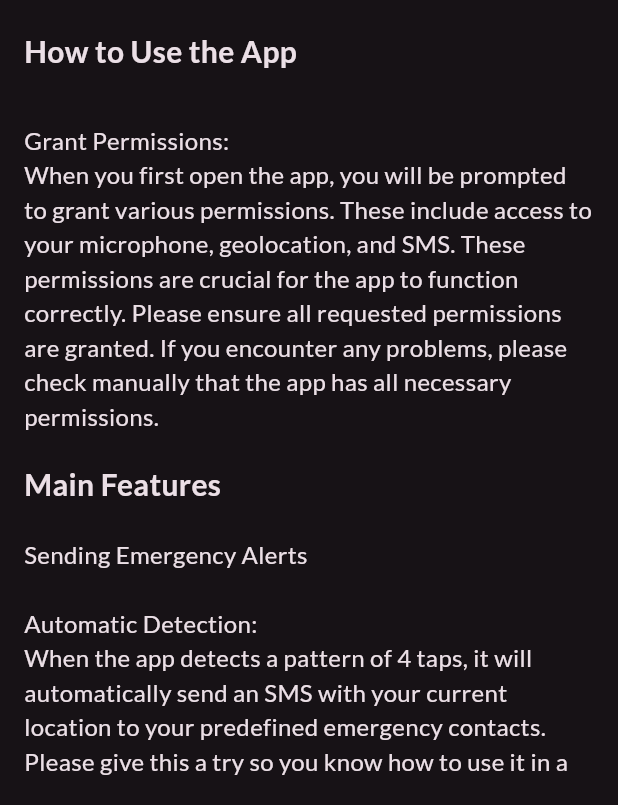
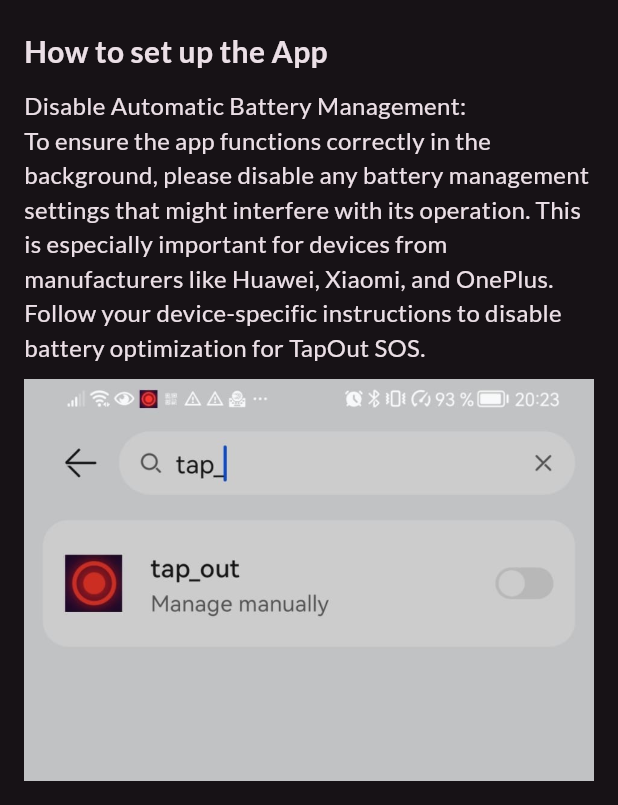
Before and after one commit to SzabadosA/tap_out, a Flutter app: the HelpPage screen opened directly, on a phone screen of 412 x 824 dp, the part 431-1236 px from its top. Run offline on Flutter 3.47's test engine with Material 3 defaults, Android fonts, the phone set to English and light mode, and no system bars; our stand-ins replace avatar_glow, geolocator, google_fonts, permission_handler, shared_preferences, vibration; missing offline and left inert: flutter_foreground_task, flutter_sms, record; accounts and stored records are empty; statements that could not run were skipped.

Commit message:
Update Help Page

```diff
--- a/lib/help_page.dart
+++ b/lib/help_page.dart
@@ -12,13 +12,13 @@ class HelpPage extends StatelessWidget {
       body: Padding(
         padding: const EdgeInsets.all(16.0),
         child: ListView(
-          children: const <Widget>[
-            Text(
+          children: <Widget>[
+            const Text(
               'Welcome to TapOut SOS',
               style: TextStyle(fontSize: 24, fontWeight: FontWeight.bold),
             ),
-            SizedBox(height: 20),
-            Text(
+            const SizedBox(height: 20),
+            const Text(
               'TapOut SOS is a safety application designed to help you in '
               'emergency situations by sending your real-time location to '
               'your emergency contacts by tapping your phone 4 times. Here, we will '
@@ -27,14 +27,30 @@ class HelpPage extends StatelessWidget {
               'the app\'s service and warranty.',
               style: TextStyle(fontSize: 16),
             ),
-            SizedBox(height: 20),
-            Text(
-              'How to Use the App',
+            const SizedBox(height: 20),
+            const Text(
+              'How to set up the App',
               style: TextStyle(fontSize: 20, fontWeight: FontWeight.bold),
             ),
-            SizedBox(height: 10),
-            Text(
-              '\nGrant Permissions:\nWhen '
+            const SizedBox(height: 10),
+            const Text(
+              'Disable Automatic Battery Management:\n'
+              'To ensure the app functions correctly in the background, please disable any battery management settings that might interfere with its operation. This is especially important for devices from manufacturers like Huawei, Xiaomi, and OnePlus. Follow your device-specific instructions to disable battery optimization for TapOut SOS.',
+              style: TextStyle(fontSize: 16),
+            ),
+            const SizedBox(height: 10),
+            LayoutBuilder(
+              builder: (context, constraints) {
+                return Image(
+                  image: const AssetImage('assets/huawei.jpg'),
+                  width: constraints.maxWidth *
+                      0.6, // Set the width to 80% of the screen width
+                );
+              },
+            ),
+            const SizedBox(height: 20),
+            const Text(
+              'Grant Permissions:\nWhen '
               'you first open the app, you will be prompted to grant '
               'various permissions. These include access to your microphone, '
               'geolocation, and SMS. These permissions are crucial for the '
@@ -43,13 +59,13 @@ class HelpPage extends StatelessWidget {
               'check manually that the app has all necessary permissions.',
               style: TextStyle(fontSize: 16),
             ),
-            SizedBox(height: 20),
-            Text(
+            const SizedBox(height: 20),
+            const Text(
               'Main Features',
               style: TextStyle(fontSize: 20, fontWeight: FontWeight.bold),
             ),
-            SizedBox(height: 20),
-            Text(
+            const SizedBox(height: 20),
+            const Text(
               'Sending Emergency Alerts\n\nAutomatic Detection:\nWhen the app '
               'detects a pattern of 4 taps, '
               'it will automatically send an SMS with your current location '
@@ -62,24 +78,24 @@ class HelpPage extends StatelessWidget {
               '"Deactivate" button in the settings page to turn off the SOS mode.',
               style: TextStyle(fontSize: 16),
             ),
-            SizedBox(height: 20),
-            Text(
+            const SizedBox(height: 20),
+            const Text(
               'Managing Emergency Contacts\n\nAdd/Edit Contacts:\nGo to the '
               'settings page and select "Edit Contacts". Here, you can add, '
               'edit, or remove emergency contacts. Ensure that your contacts '
               'are correctly saved as they will be notified during an emergency.',
               style: TextStyle(fontSize: 16),
             ),
-            SizedBox(height: 20),
-            Text(
+            const SizedBox(height: 20),
+            const Text(
               'Customizing Emergency Message\n\nSet Emergency Message:\nIn the '
               'settings page, tap on "Edit Message". Enter your personalized '
               'emergency message. This message will be sent along with your '
               'location to your emergency contacts during an alert.',
               style: TextStyle(fontSize: 16),
             ),
-            SizedBox(height: 20),
-            Text(
+            const SizedBox(height: 20),
+            const Text(
               'Important Information\n\nPermissions Required\n\nMicrophone:\n'
               'Needed to detect specific voice patterns that trigger the '
               'emergency alert.\n\nLocation:\nRequired to send your real-time '
@@ -91,8 +107,8 @@ class HelpPage extends StatelessWidget {
               'indicating that the app is running in the background.',
               style: TextStyle(fontSize: 16),
             ),
-            SizedBox(height: 20),
-            Text(
+            const SizedBox(height: 20),
+            const Text(
               'Exclusion of Guarantee and Warranty\n\nNo Guarantee of Service:\n'
               'TapOut SOS is provided as-is, without any guarantees of '
               'performance. While we strive to provide accurate and reliable '
@@ -110,8 +126,8 @@ class HelpPage extends StatelessWidget {
               'after installation to ensure it is working as expected.',
               style: TextStyle(fontSize: 16),
             ),
-            SizedBox(height: 20),
-            Text(
+            const SizedBox(height: 20),
+            const Text(
               '\n\nThank you for using TapOut SOS and stay safe!',
               style: TextStyle(fontSize: 16),
             ),
--- a/pubspec.yaml
+++ b/pubspec.yaml
@@ -72,6 +72,8 @@ flutter:
   # included with your application, so that you can use the icons in
   # the material Icons class.
   uses-material-design: true
+  assets:
+    - assets/huawei.jpg
 
   # To add assets to your application, add an assets section, like this:
   # assets:
```
Also changed, not shown: assets/huawei.jpg (added).
